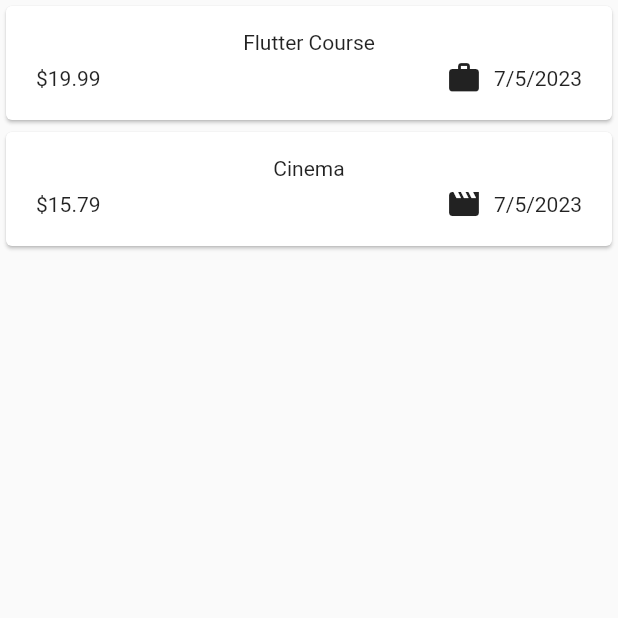
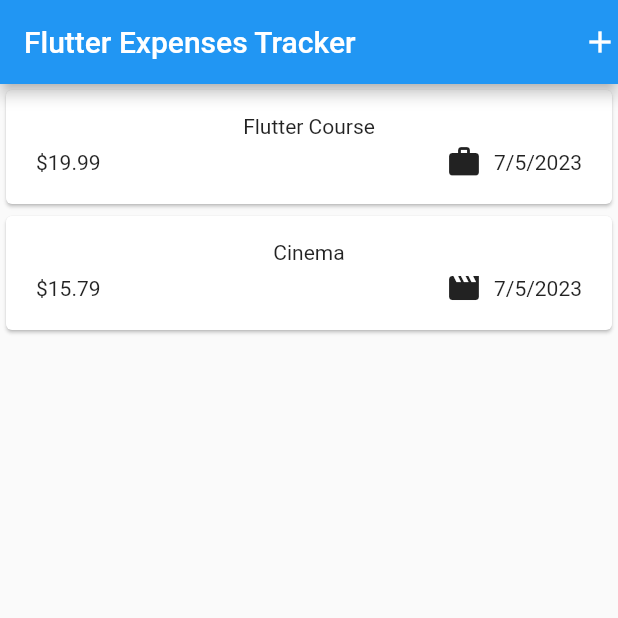
Before and after one commit to jonataslaet/udemy, a Flutter app: the screen it shows after launch, on a phone screen of 412 x 824 dp, the top half of it. Run offline on Flutter 3.47's test engine with Material 2 defaults, Android fonts, the light colour scheme and no system bars; our stand-ins replace google_fonts.

Commit message:
Section 5: Adding Interactivity, More Widgets & Theming [EXPENSE TRACKER APP]
Setting an AppBar with a Title & Actions

```diff
--- a/ws-learn-flutter-dart-to-build-ios-android-apps/expense_tracker/lib/expenses.dart
+++ b/ws-learn-flutter-dart-to-build-ios-android-apps/expense_tracker/lib/expenses.dart
@@ -26,6 +26,12 @@ class _ExpensesStates extends State<Expenses> {
   @override
   Widget build(BuildContext context) {
     return Scaffold(
+      appBar: AppBar(
+        title: const Text('Flutter Expenses Tracker'),
+        actions: const [
+          Icon(Icons.add),
+        ],
+      ),
       body: ExpensesList(expenses: _registeredExpenses),
     );
   }
```
